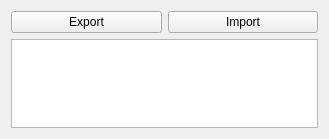
Qt form src/brickv/plugin_system/plugins/imu/ui/calibrate_import_export.ui (Tinkerforge/brickv) before a commit.
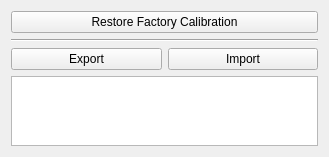
The same form after that commit.

Commit message: imu: Add button to restore factory calibration

```diff
--- a/src/brickv/plugin_system/plugins/imu/ui/calibrate_import_export.ui
+++ b/src/brickv/plugin_system/plugins/imu/ui/calibrate_import_export.ui
@@ -14,6 +14,20 @@
    <string>Form</string>
   </property>
   <layout class="QVBoxLayout" name="verticalLayout">
+   <item>
+    <widget class="QPushButton" name="restore_button">
+     <property name="text">
+      <string>Restore Factory Calibration</string>
+     </property>
+    </widget>
+   </item>
+   <item>
+    <widget class="Line" name="line">
+     <property name="orientation">
+      <enum>Qt::Horizontal</enum>
+     </property>
+    </widget>
+   </item>
    <item>
     <layout class="QVBoxLayout" name="vlayout">
      <item>
```
The commit also changes 6 other files.
